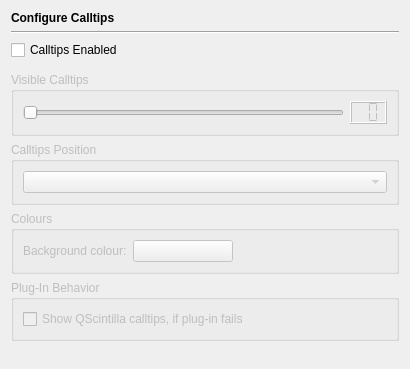
testmana2/test, file Preferences/ConfigurationPages/EditorCalltipsPage.ui: the form before one commit.
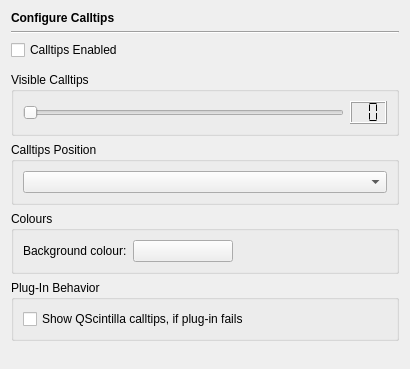
The form after the commit.

Commit message: Fixed an issue causing wrong display of manually invoked calltips when auto-caltips were disabled. (grafted from 2a9316cb3fad27933358d4c3bb2976a4948312b4)

```diff
--- a/Preferences/ConfigurationPages/EditorCalltipsPage.ui
+++ b/Preferences/ConfigurationPages/EditorCalltipsPage.ui
@@ -55,9 +55,6 @@
    </item>
    <item>
     <widget class="QGroupBox" name="groupBox_4">
-     <property name="enabled">
-      <bool>false</bool>
-     </property>
      <property name="title">
       <string>Visible Calltips</string>
      </property>
@@ -96,9 +93,6 @@
    </item>
    <item>
     <widget class="QGroupBox" name="calltipsPositionBox">
-     <property name="enabled">
-      <bool>false</bool>
-     </property>
      <property name="title">
       <string>Calltips Position</string>
      </property>
@@ -115,9 +109,6 @@
    </item>
    <item>
     <widget class="QGroupBox" name="groupBox_2">
-     <property name="enabled">
-      <bool>false</bool>
-     </property>
      <property name="title">
       <string>Colours</string>
      </property>
@@ -163,9 +154,6 @@
    </item>
    <item>
     <widget class="QGroupBox" name="groupBox">
-     <property name="enabled">
-      <bool>false</bool>
-     </property>
      <property name="title">
       <string>Plug-In Behavior</string>
      </property>
```
Left out of the diff: 68 changed lines with no effect on the pictures. The commit also changes 1 other file.
